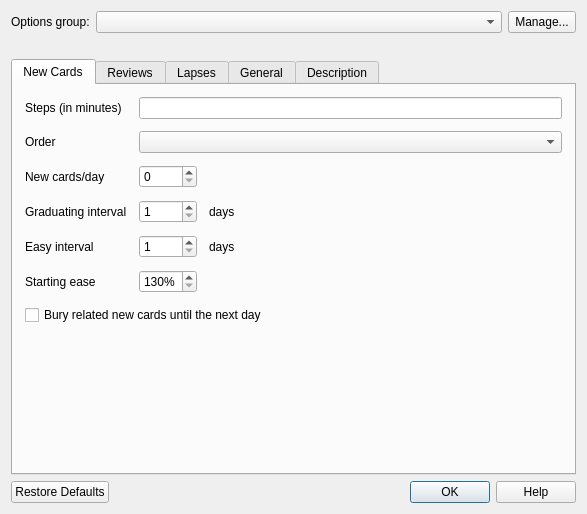
This is qt/aqt/forms/dconf.ui in ankitects/anki as Qt 5 draws it before an edit. The edited form follows.
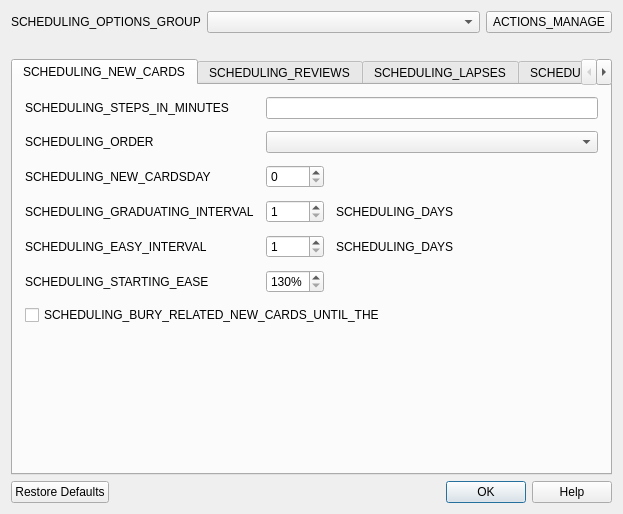
This is the edited form.

What changed in the file:
```diff
--- a/qt/aqt/forms/dconf.ui
+++ b/qt/aqt/forms/dconf.ui
@@ -6,7 +6,7 @@
    <rect>
     <x>0</x>
     <y>0</y>
-    <width>587</width>
+    <width>623</width>
     <height>514</height>
    </rect>
   </property>
@@ -16,7 +16,7 @@
      <item>
       <widget class="QLabel" name="label_31">
        <property name="text">
-        <string>Options group:</string>
+        <string>SCHEDULING_OPTIONS_GROUP</string>
        </property>
       </widget>
      </item>
@@ -39,7 +39,7 @@
         </size>
        </property>
        <property name="text">
-        <string>Manage...</string>
+        <string>ACTIONS_MANAGE</string>
        </property>
        <property name="toolButtonStyle">
         <enum>Qt::ToolButtonTextBesideIcon</enum>
@@ -74,7 +74,7 @@
      </property>
      <widget class="QWidget" name="tab">
       <attribute name="title">
-       <string>New Cards</string>
+       <string>SCHEDULING_NEW_CARDS</string>
       </attribute>
       <layout class="QVBoxLayout" name="verticalLayout_2">
        <property name="leftMargin">
@@ -97,7 +97,7 @@
          <item row="5" column="0">
           <widget class="QLabel" name="label_24">
            <property name="text">
-            <string>Starting ease</string>
+            <string>SCHEDULING_STARTING_EASE</string>
            </property>
           </widget>
          </item>
@@ -117,7 +117,7 @@
          <item row="1" column="0">
           <widget class="QLabel" name="label_8">
            <property name="text">
-            <string>Order</string>
+            <string>SCHEDULING_ORDER</string>
            </property>
           </widget>
          </item>
@@ -145,14 +145,14 @@
          <item row="4" column="0">
           <widget class="QLabel" name="label_5">
            <property name="text">
-            <string>Easy interval</string>
+            <string>SCHEDULING_EASY_INTERVAL</string>
            </property>
           </widget>
          </item>
          <item row="3" column="0">
           <widget class="QLabel" name="label_4">
            <property name="text">
-            <string>Graduating interval</string>
+            <string>SCHEDULING_GRADUATING_INTERVAL</string>
            </property>
           </widget>
          </item>
@@ -166,7 +166,7 @@
          <item row="2" column="0">
           <widget class="QLabel" name="label_6">
            <property name="text">
-            <string>New cards/day</string>
+            <string>SCHEDULING_NEW_CARDSDAY</string>
            </property>
           </widget>
          </item>
@@ -176,7 +176,7 @@
          <item row="0" column="0">
           <widget class="QLabel" name="label_2">
            <property name="text">
-            <string>Steps (in minutes)</string>
+            <string>SCHEDULING_STEPS_IN_MINUTES</string>
            </property>
           </widget>
          </item>
@@ -186,14 +186,14 @@
          <item row="6" column="0" colspan="3">
           <widget class="QCheckBox" name="bury">
            <property name="text">
-            <string>Bury related new cards until the next day</string>
+            <string>SCHEDULING_BURY_RELATED_NEW_CARDS_UNTIL_THE</string>
            </property>
           </widget>
          </item>
          <item row="4" column="2">
           <widget class="QLabel" name="label_9">
            <property name="text">
-            <string>days</string>
+            <string>SCHEDULING_DAYS</string>
            </property>
           </widget>
          </item>
@@ -206,7 +206,7 @@
             </sizepolicy>
            </property>
            <property name="text">
-            <string>days</string>
+            <string>SCHEDULING_DAYS</string>
            </property>
           </widget>
          </item>
@@ -229,7 +229,7 @@
      </widget>
      <widget class="QWidget" name="tab_3">
       <attribute name="title">
-       <string>Reviews</string>
+       <string>SCHEDULING_REVIEWS</string>
       </attribute>
       <layout class="QVBoxLayout" name="verticalLayout_4">
        <property name="leftMargin">
@@ -398,7 +398,7 @@
      </widget>
      <widget class="QWidget" name="tab_2">
       <attribute name="title">
-       <string>Lapses</string>
+       <string>SCHEDULING_LAPSES</string>
       </attribute>
       <layout class="QVBoxLayout" name="verticalLayout_3">
        <property name="leftMargin">
@@ -552,7 +552,7 @@
      </widget>
      <widget class="QWidget" name="tab_5">
       <attribute name="title">
-       <string>General</string>
+       <string>SCHEDULING_GENERAL</string>
       </attribute>
       <layout class="QVBoxLayout" name="verticalLayout_6">
        <property name="leftMargin">
@@ -642,7 +642,7 @@
      </widget>
      <widget class="QWidget" name="tab_4">
       <attribute name="title">
-       <string>Description</string>
+       <string>SCHEDULING_DESCRIPTION</string>
       </attribute>
       <layout class="QVBoxLayout" name="verticalLayout_5">
        <property name="spacing">
```
Left out of the diff: 54 changed lines with no effect on the pictures.
